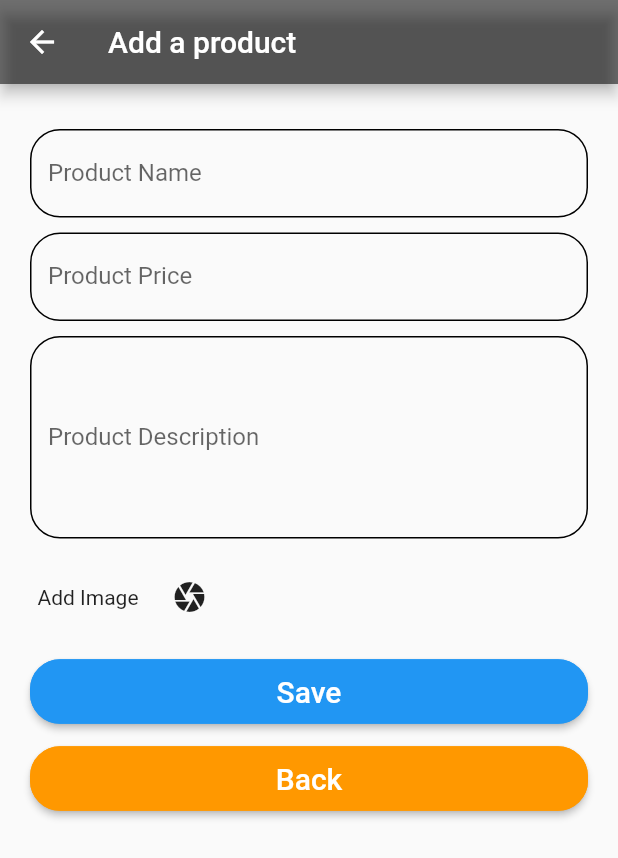
After one commit to albertmaharjan94/flutter_project, a Flutter app: the DashboardScreen screen opened by its route, after a tap on "Add", on a phone screen of 412 x 824 dp. The commit adds this screen. Shown: the top 858 px of the screen. Run offline on Flutter 3.47's test engine with Material 2 defaults, Android fonts, the phone set to English and light mode, and no system bars; drawn by our look-alikes of loader_overlay; our stand-ins replace cloud_firestore, firebase_auth, firebase_core, firebase_messaging, flutter_local_notifications; accounts and stored records are empty.

Commit message:
product add wip

```diff
--- a/lib/main.dart
+++ b/lib/main.dart
@@ -5,9 +5,11 @@ import 'package:n_baz/screens/auth/forget_password_screen.dart';
 import 'package:n_baz/screens/auth/login_screen.dart';
 import 'package:n_baz/screens/auth/register_screen.dart';
 import 'package:n_baz/screens/dashboard/dashboard.dart';
+import 'package:n_baz/screens/product/add_product_screen.dart';
 import 'package:n_baz/screens/splash_screen.dart';
 import 'package:n_baz/services/local_notification_service.dart';
 import 'package:n_baz/viewmodels/auth_viewmodel.dart';
+import 'package:n_baz/viewmodels/category_viewmodel.dart';
 import 'package:n_baz/viewmodels/global_ui_viewmodel.dart';
 import 'package:provider/provider.dart';
 
@@ -35,6 +37,7 @@ class MyApp extends StatelessWidget {
       providers: [
         ChangeNotifierProvider (create: (_) => GlobalUIViewModel()),
         ChangeNotifierProvider (create: (_) => AuthViewModel()),
+        ChangeNotifierProvider (create: (_) => CategoryViewModel()),
       ],
       child: GlobalLoaderOverlay(
         useDefaultLoading: false,
@@ -69,6 +72,7 @@ class MyApp extends StatelessWidget {
                 "/register": (BuildContext context)=>RegisterScreen(),
                 "/forget-password": (BuildContext context)=>ForgetPasswordScreen(),
                 "/dashboard": (BuildContext context)=>DashboardScreen(),
+                "/add-product": (BuildContext context)=>AddProductScreen(),
               },
             );
           }
--- /dev/null
+++ b/lib/models/category_model.dart
@@ -0,0 +1,45 @@
+// To parse this JSON data, do
+//
+//     final categoryModel = categoryModelFromJson(jsonString);
+
+import 'dart:convert';
+import 'package:cloud_firestore/cloud_firestore.dart';
+
+CategoryModel? categoryModelFromJson(String str) => CategoryModel.fromJson(json.decode(str));
+
+String categoryModelToJson(CategoryModel? data) => json.encode(data!.toJson());
+
+class CategoryModel {
+  CategoryModel({
+    this.id,
+    this.categoryName,
+    this.status,
+    this.imageUrl,
+  });
+
+  String? id;
+  String? categoryName;
+  String? status;
+  String? imageUrl;
+
+  factory CategoryModel.fromJson(Map<String, dynamic> json) => CategoryModel(
+    id: json["id"],
+    categoryName: json["categoryName"],
+    status: json["status"],
+    imageUrl: json["imageUrl"],
+  );
+
+  factory CategoryModel.fromFirebaseSnapshot(DocumentSnapshot<Map<String, dynamic>> json) => CategoryModel(
+    id: json.id,
+    categoryName: json["categoryName"],
+    status: json["status"],
+    imageUrl: json["imageUrl"],
+  );
+
+  Map<String, dynamic> toJson() => {
+    "id": id,
+    "categoryName": categoryName,
+    "status": status,
+    "imageUrl": imageUrl,
+  };
+}
--- a/lib/repositories/auth_repositories.dart
+++ b/lib/repositories/auth_repositories.dart
@@ -52,7 +52,6 @@ class AuthRepository{
       var user = response.docs.single.data();
       user.fcm="";
       await userRef.doc(user.id).set(user);
-
       return user;
     } catch (err) {
       rethrow;
--- /dev/null
+++ b/lib/repositories/category_repositories.dart
@@ -0,0 +1,44 @@
+import 'package:cloud_firestore/cloud_firestore.dart';
+import 'package:firebase_auth/firebase_auth.dart';
+
+import '../models/category_model.dart';
+import '../models/user_model.dart';
+import '../services/firebase_service.dart';
+
+class CategoryRepository{
+  CollectionReference<CategoryModel> categoryRef = FirebaseService.db.collection("categories")
+      .withConverter<CategoryModel>(
+    fromFirestore: (snapshot, _) {
+      return CategoryModel.fromFirebaseSnapshot(snapshot);
+    },
+    toFirestore: (model, _) => model.toJson(),
+  );
+    Future<List<QueryDocumentSnapshot<CategoryModel>>> getCategories() async {
+    try {
+      bool hasData = await categoryRef.snapshots().length > 0;
+      if(!hasData){
+        print(makeCategory());
+        makeCategory().forEach((element) async {
+          await categoryRef.add(element);
+        });
+      }
+      final response = await categoryRef.get();
+      var category = response.docs;
+      return category;
+    } catch (err) {
+      rethrow;
+    }
+  }
+
+  List<CategoryModel> makeCategory(){
+      return [
+        CategoryModel(categoryName: "Mobile Phones and Accessories", status: "active", imageUrl: "https://reviews.com.np/uploads/article/top-10-phones-under-30k-in-nepal-2020/top-10-phones-under-30k-in-nepal-2020.jpeg"),
+        CategoryModel(categoryName: "Automobile", status: "active", imageUrl: "https://i2-prod.dailyrecord.co.uk/incoming/article25217715.ece/ALTERNATES/s615/0_Daily-Record-Road-Record.jpg"),
+        CategoryModel(categoryName: "Apparel", status: "active", imageUrl: "https://www.techprevue.com/wp-content/uploads/2016/05/online-apparel-business.jpg"),
+        CategoryModel(categoryName: "Computers and Peripherals", status: "active", imageUrl: "https://i2.wp.com/d3d2ir91ztzaym.cloudfront.net/uploads/2020/07/computer-peripherals.jpeg"),
+        CategoryModel(categoryName: "Music Instruments", status: "active", imageUrl: "https://img.texasmonthly.com/2013/04/ESSENTIALS_680X382.jpg"),
+      ];
+  }
+
+
+}
--- a/lib/screens/home/home_screen.dart
+++ b/lib/screens/home/home_screen.dart
@@ -1,4 +1,5 @@
 import 'package:flutter/cupertino.dart';
+import 'package:flutter/material.dart';
 
 class HomeScreen extends StatefulWidget {
   const HomeScreen({Key? key}) : super(key: key);
@@ -11,9 +12,45 @@ class _HomeScreenState extends State<HomeScreen> {
   @override
   Widget build(BuildContext context) {
     return Container(
-      child: Column(
+      child: Stack(
         children: [
-          Text("Welcome",style: TextStyle(fontSize: 30, fontWeight: FontWeight.bold),)
+          Positioned.fill(
+            child: Container(
+              child: Column(
+                crossAxisAlignment: CrossAxisAlignment.center,
+                children: [
+                  Text("Welcome",style: TextStyle(fontSize: 30, fontWeight: FontWeight.bold),),
+                ],
+              ),
+            ),
+          ),
+          Align(
+            alignment: Alignment.bottomRight,
+              child: InkWell(
+                onTap: (){
+                  Navigator.of(context).pushNamed("/add-product");
+                },
+                borderRadius: BorderRadius.circular(100),
+                child: Container(
+                    decoration: BoxDecoration(
+                      shape: BoxShape.circle,
+                      border: Border.all(
+                        color: Colors.black26,
+                      ),
+                      color: Colors.white,
+                      boxShadow: [
+                        BoxShadow(
+                          color: Colors.grey.withOpacity(0.5),
+                          spreadRadius: 2,
+                          blurRadius: 7,
+                          offset: Offset(0, 3), // changes position of shadow
+                        ),
+                      ],
+                    ),
+                    padding: EdgeInsets.all(15),
+                    margin: EdgeInsets.all(10),
+                    child: Text("Add",style: TextStyle(fontSize: 20, fontWeight: FontWeight.bold),)),
+              ))
         ],
       ),
     );
--- /dev/null
+++ b/lib/screens/product/add_product_screen.dart
@@ -0,0 +1,175 @@
+import 'package:flutter/material.dart';
+import 'package:n_baz/viewmodels/category_viewmodel.dart';
+import 'package:provider/provider.dart';
+
+import '../../viewmodels/auth_viewmodel.dart';
+import '../../viewmodels/global_ui_viewmodel.dart';
+
+class AddProductScreen extends StatefulWidget {
+  const AddProductScreen({Key? key}) : super(key: key);
+
+  @override
+  State<AddProductScreen> createState() => _AddProductScreenState();
+}
+
+class _AddProductScreenState extends State<AddProductScreen> {
+  TextEditingController _productNameController = TextEditingController();
+  TextEditingController _productPriceController = TextEditingController();
+  TextEditingController _productDescriptionController = TextEditingController();
+  String productCategory = "";
+  void saveProduct(){
+    ScaffoldMessenger.of(context).showSnackBar(SnackBar(content: Text("WIP")));
+  }
+  late GlobalUIViewModel _ui;
+  late AuthViewModel _authViewModel;
+  late CategoryViewModel _categoryViewModel;
+  @override
+  void initState() {
+    WidgetsBinding.instance.addPostFrameCallback((_) {
+      _ui = Provider.of<GlobalUIViewModel>(context, listen: false);
+      _authViewModel = Provider.of<AuthViewModel>(context, listen: false);
+      _categoryViewModel = Provider.of<CategoryViewModel>(context, listen: false);
+      getInit();
+    });
+    super.initState();
+  }
+
+  getInit() async {
+    _ui.loadState(true);
+    try{
+      await _categoryViewModel.getCategories();
+    }catch(e){
+      print(e);
+    }
+    _ui.loadState(false);
+  }
+
+  @override
+  Widget build(BuildContext context) {
+    return Scaffold(
+      appBar: AppBar(
+        backgroundColor: Colors.black54,
+        title: Text("Add a product"),
+      ),
+      body: SafeArea(
+        child: SingleChildScrollView(
+          physics: BouncingScrollPhysics(),
+          child: Container(
+            padding: EdgeInsets.all(20),
+            child: Column(
+              children: [
+
+                SizedBox(height: 10,),
+
+                TextFormField(
+                  controller: _productNameController,
+                  // validator: ValidateProduct.username,
+                  keyboardType: TextInputType.text,
+                  decoration: InputDecoration(
+                    enabledBorder: OutlineInputBorder(
+                        borderRadius: BorderRadius.circular(20)
+                    ),
+                    focusedBorder: OutlineInputBorder(
+                        borderRadius: BorderRadius.circular(20)
+                    ),
+                    border: InputBorder.none,
+                    label: Text("Product Name"),
+                    hintText: 'Enter product name',
+                  ),
+                ),
+                SizedBox(height: 10,),
+                TextFormField(
+                  controller: _productPriceController,
+                  // validator: ValidateProduct.username,
+                  keyboardType: TextInputType.number,
+                  decoration: InputDecoration(
+                    enabledBorder: OutlineInputBorder(
+                        borderRadius: BorderRadius.circular(20)
+                    ),
+                    focusedBorder: OutlineInputBorder(
+                        borderRadius: BorderRadius.circular(20)
+                    ),
+                    border: InputBorder.none,
+                    label: Text("Product Price"),
+                    hintText: 'Enter product price',
+                  ),
+                ),
+                SizedBox(height: 10,),
+                TextFormField(
+                  controller: _productDescriptionController,
+                  // validator: ValidateProduct.username,
+                  keyboardType: TextInputType.multiline,
+                  maxLines: 5,
+                  decoration: InputDecoration(
+                    enabledBorder: OutlineInputBorder(
+                        borderRadius: BorderRadius.circular(20)
+                    ),
+                    focusedBorder: OutlineInputBorder(
+                        borderRadius: BorderRadius.circular(20)
+                    ),
+                    border: InputBorder.none,
+                    label: Text("Product Description"),
+                    hintText: 'Enter product description',
+                  ),
+                ),
+                SizedBox(height: 10,),
+                Container(
+                  padding: EdgeInsets.all(5),
+                  child: Row(
+                    mainAxisAlignment: MainAxisAlignment.start,
+                    children: [
+                      Text("Add Image"),
+                      SizedBox(width: 10,),
+                      IconButton(onPressed: (){},
+                          icon: Icon(Icons.camera))
+                    ],
+                  ),
+                ),
+
+                SizedBox(height: 10,),
+                Container(
+                  width: double.infinity,
+                  child: ElevatedButton(
+                      style: ButtonStyle(
+                        shape: MaterialStateProperty.all<RoundedRectangleBorder>(
+                            RoundedRectangleBorder(
+                                borderRadius: BorderRadius.circular(20),
+                                side: BorderSide(color: Colors.blue)
+                            )
+                        ),
+                        padding: MaterialStateProperty.all<EdgeInsets>(EdgeInsets.symmetric(vertical: 10)),
+                      ),
+                      onPressed: (){
+                        saveProduct();
+                      }, child: Text("Save", style: TextStyle(
+                      fontSize: 20
+                  ),)),
+                ),
+                SizedBox(height: 10,),
+                Container(
+                  width: double.infinity,
+                  child: ElevatedButton(
+                      style: ButtonStyle(
+                        backgroundColor: MaterialStateProperty.all<Color>(Colors.orange) ,
+                        shape: MaterialStateProperty.all<RoundedRectangleBorder>(
+                            RoundedRectangleBorder(
+                                borderRadius: BorderRadius.circular(20),
+                                side: BorderSide(color: Colors.orange)
+                            )
+                        ),
+                        padding: MaterialStateProperty.all<EdgeInsets>(EdgeInsets.symmetric(vertical: 10)),
+                      ),
+                      onPressed: (){
+                          Navigator.of(context).pop();
+                      }, child: Text("Back", style: TextStyle(
+                      fontSize: 20
+                  ),)),
+                ),
+              ],
+            ),
+          ),
+        ),
+      ),
+    );
+  }
+}
--- /dev/null
+++ b/lib/viewmodels/category_viewmodel.dart
@@ -0,0 +1,31 @@
+import 'package:firebase_auth/firebase_auth.dart';
+import 'package:flutter/cupertino.dart';
+import 'package:flutter/material.dart';
+import 'package:n_baz/models/category_model.dart';
+import 'package:n_baz/models/user_model.dart';
+import 'package:n_baz/repositories/auth_repositories.dart';
+import 'package:n_baz/services/firebase_service.dart';
+import 'package:n_baz/viewmodels/global_ui_viewmodel.dart';
+
+import '../repositories/category_repositories.dart';
+
+class CategoryViewModel with ChangeNotifier {
+  CategoryRepository _categoryRepository = CategoryRepository();
+  List<CategoryModel> _categories = [];
+  List<CategoryModel> get categories => _categories;
+  Future<void> getCategories() async{
+    try{
+      var response = await _categoryRepository.getCategories();
+      for (var element in response) {
+        _categories.add(element.data());
+      }
+      print(_categories);
+      notifyListeners();
+    }catch(e){
+      print(e);
+      _categories = [];
+      notifyListeners();
+    }
+  }
+
+}
```
